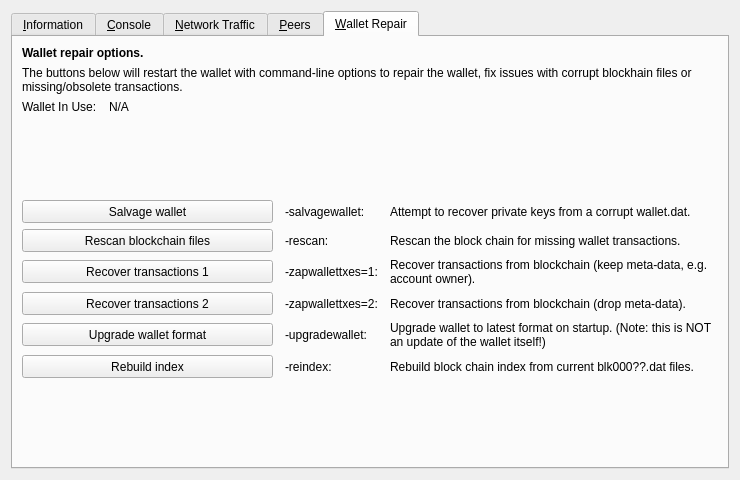
Qt form src/qt/forms/debugwindow.ui (LIMXTEC/Megacoin) before a commit.
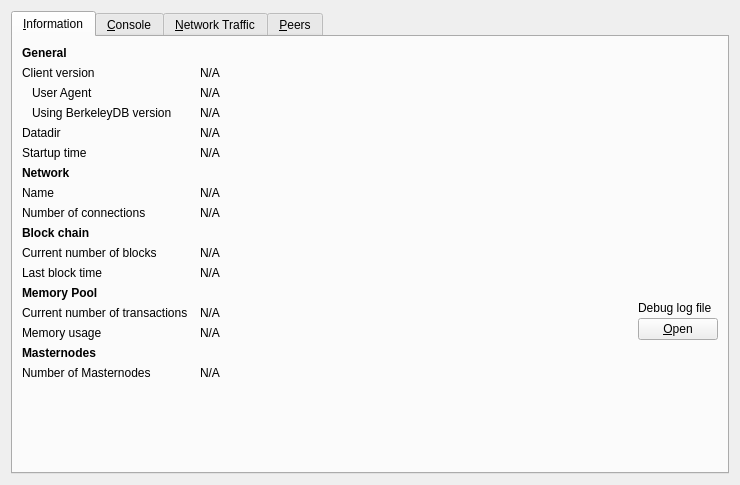
The same form after that commit. The open tabs and pages were chosen to show the change. Icons and pictures are not drawn. Custom widgets are drawn as their Qt base class.

Commit message: Upload Rebuild Megacoin

What changed in the file:
```diff
--- a/src/qt/forms/debugwindow.ui
+++ b/src/qt/forms/debugwindow.ui
@@ -7,7 +7,7 @@
     <x>0</x>
     <y>0</y>
     <width>740</width>
-    <height>430</height>
+    <height>485</height>
    </rect>
   </property>
   <property name="windowTitle">
@@ -341,6 +341,35 @@
          </property>
         </widget>
        </item>
+       <!-- Dash -->
+       <item row="15" column="0">
+        <widget class="QLabel" name="masternodesLabel">
+         <property name="font">
+          <font>
+           <weight>75</weight>
+           <bold>true</bold>
+          </font>
+         </property>
+         <property name="text">
+          <string>Masternodes</string>
+         </property>
+        </widget>
+       </item>
+       <item row="16" column="0">
+        <widget class="QLabel" name="masternodeCountLabel">
+         <property name="text">
+          <string>Number of Masternodes</string>
+         </property>
+        </widget>
+       </item>
+       <item row="16" column="1">
+        <widget class="QLabel" name="masternodeCount">
+         <property name="text">
+          <string>N/A</string>
+         </property>
+        </widget>
+       </item>
+       <!--      -->
        <item row="12" column="2" rowspan="3">
         <layout class="QVBoxLayout" name="verticalLayoutDebugButton">
          <property name="spacing">
@@ -381,7 +410,7 @@
          </item>
         </layout>
        </item>
-       <item row="15" column="0">
+       <item row="17" column="0">
         <spacer name="verticalSpacer">
          <property name="orientation">
           <enum>Qt::Vertical</enum>
@@ -1416,275 +1445,7 @@
        </item>
       </layout>
      </widget>
-	<widget class="QWidget" name="tab_repair">
-      <attribute name="title">
-       <string>&amp;Wallet Repair</string>
-      </attribute>
-      <layout class="QGridLayout" name="gridLayout_4" columnstretch="0,1,0,2">
-       <property name="horizontalSpacing">
-        <number>12</number>
-       </property>
-       <item row="0" column="0" colspan="4">
-        <widget class="QLabel" name="label_repair_header">
-         <property name="font">
-          <font>
-           <weight>75</weight>
-           <bold>true</bold>
-          </font>
-         </property>
-         <property name="text">
-          <string>Wallet repair options.</string>
-         </property>
-        </widget>
-       </item>
-       <item row="1" column="0" colspan="4">
-        <widget class="QLabel" name="label_repair_helptext">
-         <property name="font">
-          <font>
-           <weight>50</weight>
-           <bold>false</bold>
-          </font>
-         </property>
-         <property name="text">
-          <string>The buttons below will restart the wallet with command-line options to repair the wallet, fix issues with corrupt blockhain files or missing/obsolete transactions.</string>
-         </property>
-         <property name="wordWrap">
-          <bool>true</bool>
-         </property>
-        </widget>
-       </item>
-       <item row="2" column="0">
-        <widget class="QLabel" name="wallet_path_label">
-         <property name="text">
-          <string>Wallet In Use:</string>
-         </property>
-        </widget>
-       </item>
-       <item row="2" column="1" colspan="3">
-        <widget class="QLabel" name="wallet_path">
-         <property name="cursor">
-          <cursorShape>IBeamCursor</cursorShape>
-         </property>
-         <property name="text">
-          <string>N/A</string>
-         </property>
-         <property name="textFormat">
-          <enum>Qt::PlainText</enum>
-         </property>
-         <property name="textInteractionFlags">
-          <set>Qt::LinksAccessibleByMouse|Qt::TextSelectableByKeyboard|Qt::TextSelectableByMouse</set>
-         </property>
-        </widget>
-       </item>
-       <item row="3" column="0">
-        <spacer name="verticalSpacer_repair1">
-         <property name="orientation">
-          <enum>Qt::Vertical</enum>
-         </property>
-         <property name="sizeHint" stdset="0">
-          <size>
-           <width>10</width>
-           <height>10</height>
-          </size>
-         </property>
-        </spacer>
-       </item>
-       <item row="4" column="0" colspan="2">
-        <widget class="QPushButton" name="btn_salvagewallet">
-         <property name="minimumSize">
-          <size>
-           <width>100</width>
-           <height>23</height>
-          </size>
-         </property>
-         <property name="text">
-          <string>Salvage wallet</string>
-         </property>
-        </widget>
-       </item>
-       <item row="4" column="2">
-        <widget class="QLabel" name="label_repair_salvage_command">
-         <property name="text">
-          <string notr="true">-salvagewallet:</string>
-         </property>
-        </widget>
-       </item>
-       <item row="4" column="3">
-        <widget class="QLabel" name="label_repair_salvage">
-         <property name="text">
-          <string>Attempt to recover private keys from a corrupt wallet.dat.</string>
-         </property>
-         <property name="wordWrap">
-          <bool>true</bool>
-         </property>
-        </widget>
-       </item>
-       <item row="5" column="0" colspan="2">
-        <widget class="QPushButton" name="btn_rescan">
-         <property name="minimumSize">
-          <size>
-           <width>100</width>
-           <height>23</height>
-          </size>
-         </property>
-         <property name="text">
-          <string>Rescan blockchain files</string>
-         </property>
-        </widget>
-       </item>
-       <item row="5" column="2">
-        <widget class="QLabel" name="label_repair_rescan_command">
-         <property name="text">
-          <string notr="true">-rescan:</string>
-         </property>
-        </widget>
-       </item>
-       <item row="5" column="3">
-        <widget class="QLabel" name="label_repair_rescan">
-         <property name="text">
-          <string>Rescan the block chain for missing wallet transactions.</string>
-         </property>
-         <property name="wordWrap">
-          <bool>true</bool>
-         </property>
-        </widget>
-       </item>
-       <item row="6" column="0" colspan="2">
-        <widget class="QPushButton" name="btn_zapwallettxes1">
-         <property name="minimumSize">
-          <size>
-           <width>100</width>
-           <height>23</height>
-          </size>
-         </property>
-         <property name="text">
-          <string>Recover transactions 1</string>
-         </property>
-        </widget>
-       </item>
-       <item row="6" column="2">
-        <widget class="QLabel" name="label_repair_zap1_command">
-         <property name="text">
-          <string notr="true">-zapwallettxes=1:</string>
-         </property>
-        </widget>
-       </item>
-       <item row="6" column="3">
-        <widget class="QLabel" name="label_repair_zap1">
-         <property name="text">
-          <string>Recover transactions from blockchain (keep meta-data, e.g. account owner).</string>
-         </property>
-         <property name="wordWrap">
-          <bool>true</bool>
-         </property>
-        </widget>
-       </item>
-       <item row="7" column="0" colspan="2">
-        <widget class="QPushButton" name="btn_zapwallettxes2">
-         <property name="minimumSize">
-          <size>
-           <width>100</width>
-           <height>23</height>
-          </size>
-         </property>
-         <property name="text">
-          <string>Recover transactions 2</string>
-         </property>
-        </widget>
-       </item>
-       <item row="7" column="2">
-        <widget class="QLabel" name="label_repair_zap2_command">
-         <property name="text">
-          <string notr="true">-zapwallettxes=2:</string>
-         </property>
-        </widget>
-       </item>
-       <item row="7" column="3">
-        <widget class="QLabel" name="label_repair_zap2">
-         <property name="text">
-          <string>Recover transactions from blockchain (drop meta-data).</string>
-         </property>
-         <property name="wordWrap">
-          <bool>true</bool>
-         </property>
-        </widget>
-       </item>
-       <item row="8" column="0" colspan="2">
-        <widget class="QPushButton" name="btn_upgradewallet">
-         <property name="minimumSize">
-          <size>
-           <width>100</width>
-           <height>23</height>
-          </size>
-         </property>
-         <property name="text">
-          <string>Upgrade wallet format</string>
-         </property>
-        </widget>
-       </item>
-       <item row="8" column="2">
-        <widget class="QLabel" name="label_repair_upgrade_command">
-         <property name="text">
-          <string notr="true">-upgradewallet:</string>
-         </property>
-        </widget>
-       </item>
-       <item row="8" column="3">
-        <widget class="QLabel" name="label_repair_upgrade">
-         <property name="text">
-          <string>Upgrade wallet to latest format on startup. (Note: this is NOT an update of the wallet itself!)</string>
-         </property>
-         <property name="wordWrap">
-          <bool>true</bool>
-         </property>
-        </widget>
-       </item>
-       <item row="9" column="0" colspan="2">
-        <widget class="QPushButton" name="btn_reindex">
-         <property name="minimumSize">
-          <size>
-           <width>100</width>
-           <height>23</height>
-          </size>
-         </property>
-         <property name="text">
-          <string>Rebuild index</string>
-         </property>
-        </widget>
-       </item>
-       <item row="9" column="2">
-        <widget class="QLabel" name="label_repair_reindex_command">
-         <property name="text">
-          <string notr="true">-reindex:</string>
-         </property>
-        </widget>
-       </item>
-       <item row="9" column="3">
-        <widget class="QLabel" name="label_repair_reindex">
-         <property name="text">
-          <string>Rebuild block chain index from current blk000??.dat files.</string>
-         </property>
-         <property name="wordWrap">
-          <bool>true</bool>
-         </property>
-        </widget>
-       </item>
-       <item row="10" column="0">
-        <spacer name="verticalSpacer_repair2">
-         <property name="orientation">
-          <enum>Qt::Vertical</enum>
-         </property>
-         <property name="sizeHint" stdset="0">
-          <size>
-           <width>20</width>
-           <height>10</height>
-          </size>
-         </property>
-        </spacer>
-       </item>
-      </layout>
-     </widget>
-	</widget>
+    </widget>
    </item>
   </layout>
  </widget>
```
Left out of the diff: 28 changed lines with no effect on the pictures. The commit also changes 1577 other files.
